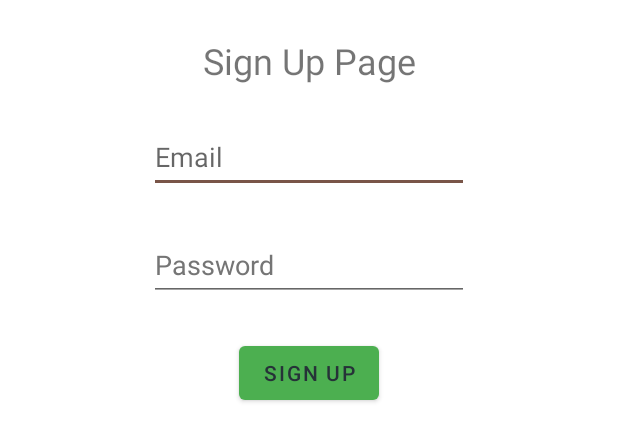
After one commit to matthew-c-austin/taskmaster, an Android app: the layout activity_signup.xml on its own in the app's theme, with its tools: preview values and no code run, on a phone screen of 412 x 824 dp. The commit adds this screen. Shown: the top 441 px of the screen. Run offline under Robolectric (Android 15) with nearby library versions, the phone set to English and light mode, and no system bars.

Commit message:
Add stuff

```diff
--- /dev/null
+++ b/app/src/main/res/layout/activity_signup.xml
@@ -0,0 +1,64 @@
+<?xml version="1.0" encoding="utf-8"?>
+<androidx.constraintlayout.widget.ConstraintLayout xmlns:android="http://schemas.android.com/apk/res/android"
+  xmlns:app="http://schemas.android.com/apk/res-auto"
+  xmlns:tools="http://schemas.android.com/tools"
+  android:layout_width="match_parent"
+  android:layout_height="match_parent"
+  tools:context=".activities.SignupActivity">
+
+  <TextView
+    android:id="@+id/signupActivityTitleTextView"
+    android:layout_width="wrap_content"
+    android:layout_height="wrap_content"
+    android:layout_marginTop="24dp"
+    android:text="@string/sign_up_page"
+    android:textSize="24sp"
+    app:layout_constraintEnd_toEndOf="parent"
+    app:layout_constraintHorizontal_bias="0.5"
+    app:layout_constraintStart_toStartOf="parent"
+    app:layout_constraintTop_toTopOf="parent" />
+
+  <EditText
+    android:id="@+id/signupActivityUsernameEditText"
+    android:layout_width="wrap_content"
+    android:layout_height="wrap_content"
+    android:layout_marginTop="24dp"
+    android:autofillHints=""
+    android:ems="10"
+    android:hint="@string/email_hint"
+    android:inputType="textPersonName"
+    android:minHeight="48dp"
+    app:layout_constraintEnd_toEndOf="parent"
+    app:layout_constraintHorizontal_bias="0.5"
+    app:layout_constraintStart_toStartOf="parent"
+    app:layout_constraintTop_toBottomOf="@+id/signupActivityTitleTextView" />
+
+  <EditText
+    android:id="@+id/signupActivityPasswordEditText"
+    android:layout_width="wrap_content"
+    android:layout_height="wrap_content"
+    android:layout_marginTop="24dp"
+    android:autofillHints=""
+    android:ems="10"
+    android:hint="@string/password"
+    android:inputType="textPassword"
+    android:minHeight="48dp"
+    android:textColorHint="#757575"
+    app:layout_constraintEnd_toEndOf="parent"
+    app:layout_constraintHorizontal_bias="0.5"
+    app:layout_constraintStart_toStartOf="parent"
+    app:layout_constraintTop_toBottomOf="@+id/signupActivityUsernameEditText" />
+
+  <Button
+      android:id="@+id/signupActivitySignupButton"
+      android:layout_width="wrap_content"
+      android:layout_height="wrap_content"
+      android:layout_marginTop="24dp"
+      android:text="@string/sign_up"
+      android:textColor="#263238"
+      app:layout_constraintEnd_toEndOf="parent"
+      app:layout_constraintHorizontal_bias="0.5"
+      app:layout_constraintStart_toStartOf="parent"
+      app:layout_constraintTop_toBottomOf="@+id/signupActivityPasswordEditText" />
+
+</androidx.constraintlayout.widget.ConstraintLayout>
--- a/app/src/main/res/values/strings.xml
+++ b/app/src/main/res/values/strings.xml
@@ -25,4 +25,14 @@
     <string name="task_status_title">Task Status</string>
     <string name="team_title">Team</string>
     <string name="team">Team</string>
+    <string name="sign_up_page">Sign Up Page</string>
+    <string name="email_hint">Email</string>
+    <string name="password">Password</string>
+    <string name="sign_up">Sign Up</string>
+    <string name="verify_account_title">Verify Account</string>
+    <string name="verify">Verify</string>
+    <string name="verification_number">Verification Number</string>
+    <string name="login_page">Login Page</string>
+    <string name="login">Login</string>
+    <string name="logout">Logout</string>
 </resources>
```
Also changed, not shown: app/src/main/java/com/mca/taskmaster/activities/LoginActivity.java (added, +60 -0 lines), app/src/main/java/com/mca/taskmaster/activities/SignupActivity.java (added, +54 -0 lines), app/src/main/java/com/mca/taskmaster/activities/VerifyAccountActivity.java (added, +53 -0 lines), app/src/main/res/layout/activity_login.xml (added, +76 -0 lines), app/src/main/res/layout/activity_settings.xml (+19 -0 lines), app/src/main/res/layout/activity_verify_account.xml (added, +64 -0 lines), 6 other files.
